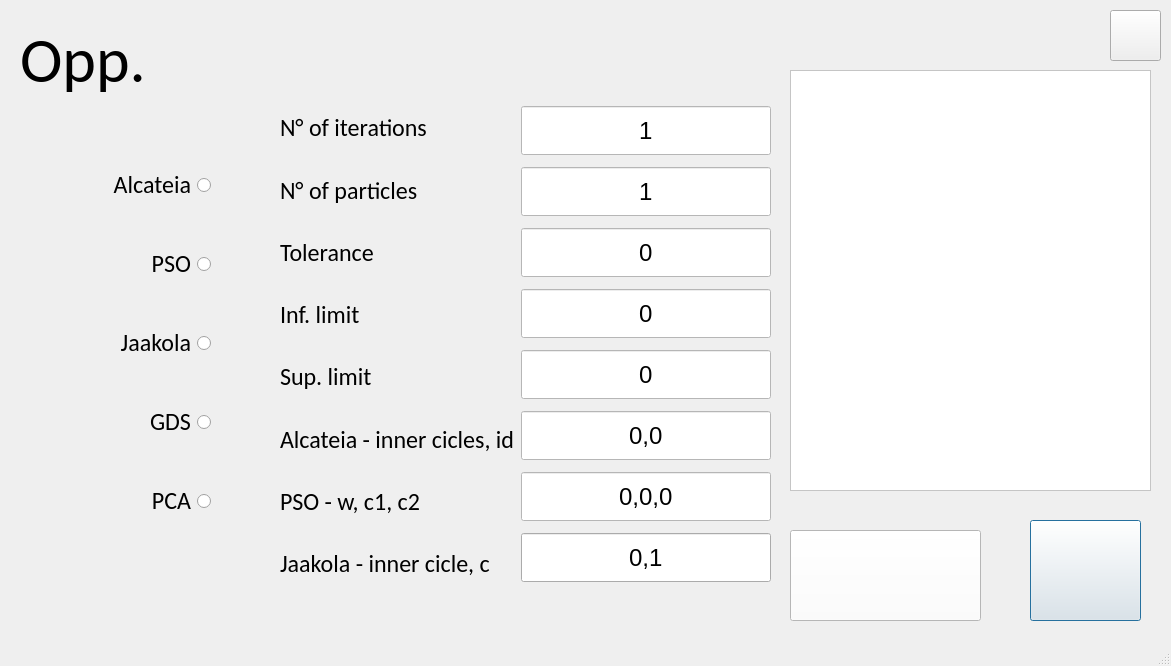
Qt form opp_gui.ui (LukeKort/Opp) before a commit.
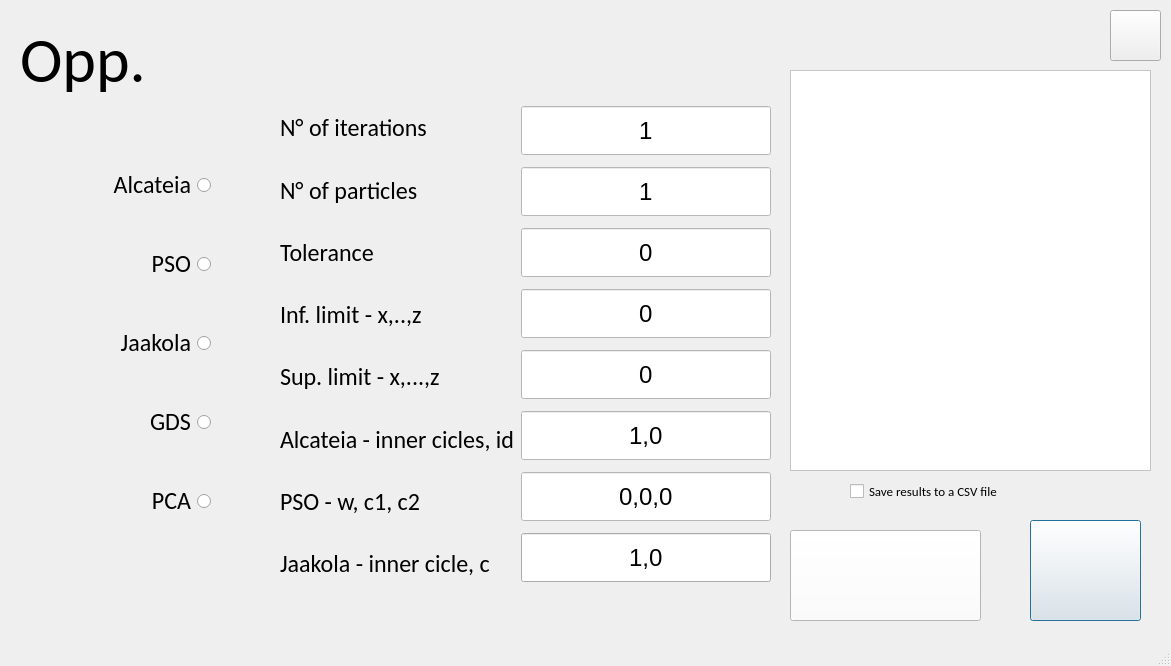
The same form after that commit. Icons and pictures are not drawn.

```diff
--- a/opp_gui.ui
+++ b/opp_gui.ui
@@ -68,7 +68,7 @@
       <x>790</x>
       <y>70</y>
       <width>361</width>
-      <height>421</height>
+      <height>401</height>
      </rect>
     </property>
     <property name="styleSheet">
@@ -319,7 +319,7 @@
           </font>
          </property>
          <property name="text">
-          <string>Inf. limit</string>
+          <string>Inf. limit - x,..,z</string>
          </property>
         </widget>
        </item>
@@ -332,7 +332,7 @@
           </font>
          </property>
          <property name="text">
-          <string>Sup. limit</string>
+          <string>Sup. limit - x,...,z</string>
          </property>
         </widget>
        </item>
@@ -515,7 +515,7 @@
           <string notr="true">background-color: rgb(255, 255, 255);</string>
          </property>
          <property name="text">
-          <string>0,0</string>
+          <string>1,0</string>
          </property>
          <property name="alignment">
           <set>Qt::AlignCenter</set>
@@ -555,7 +555,7 @@
           </size>
          </property>
          <property name="text">
-          <string>0,1</string>
+          <string>1,0</string>
          </property>
          <property name="alignment">
           <set>Qt::AlignCenter</set>
@@ -566,6 +566,25 @@
      </item>
     </layout>
    </widget>
+   <widget class="QCheckBox" name="export_results_cvs">
+    <property name="geometry">
+     <rect>
+      <x>850</x>
+      <y>480</y>
+      <width>241</width>
+      <height>23</height>
+     </rect>
+    </property>
+    <property name="font">
+     <font>
+      <family>Calibri</family>
+      <pointsize>10</pointsize>
+     </font>
+    </property>
+    <property name="text">
+     <string>Save results to a CSV file</string>
+    </property>
+   </widget>
   </widget>
   <widget class="QMenuBar" name="menubar">
    <property name="geometry">
```
